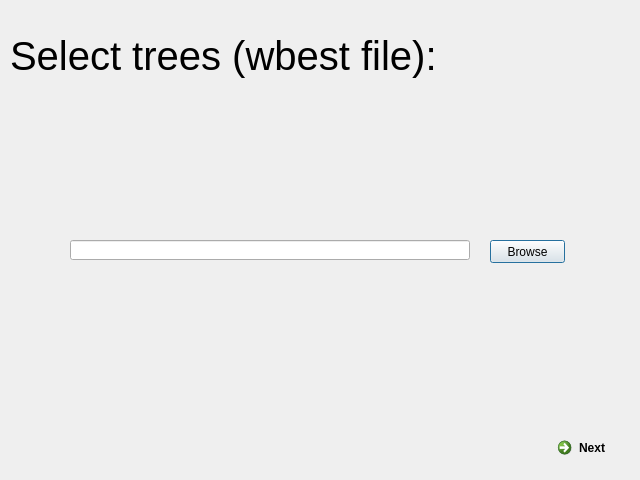
Teuira/fitmodelqt, file src/gui/dialogtreeselector.ui: the form before one commit.
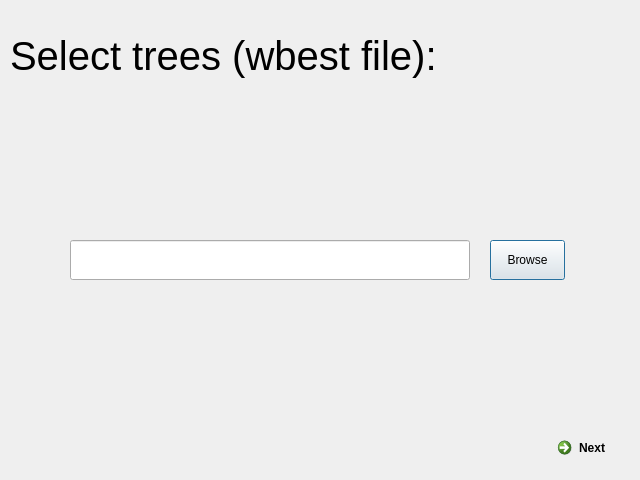
The form after the commit.

What changed in the file:
```diff
--- a/src/gui/dialogtreeselector.ui
+++ b/src/gui/dialogtreeselector.ui
@@ -37,7 +37,7 @@
      <x>70</x>
      <y>240</y>
      <width>400</width>
-     <height>20</height>
+     <height>40</height>
     </rect>
    </property>
   </widget>
@@ -47,7 +47,7 @@
      <x>490</x>
      <y>240</y>
      <width>75</width>
-     <height>23</height>
+     <height>40</height>
     </rect>
    </property>
    <property name="text">
```
